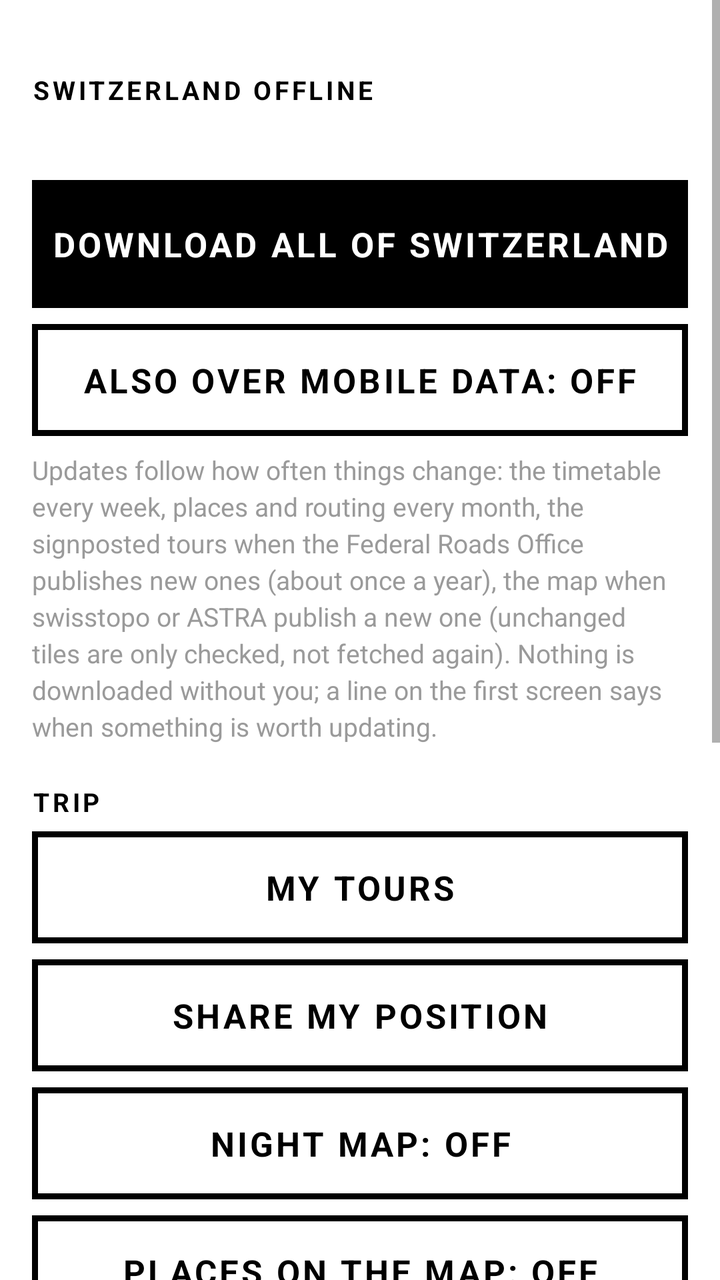
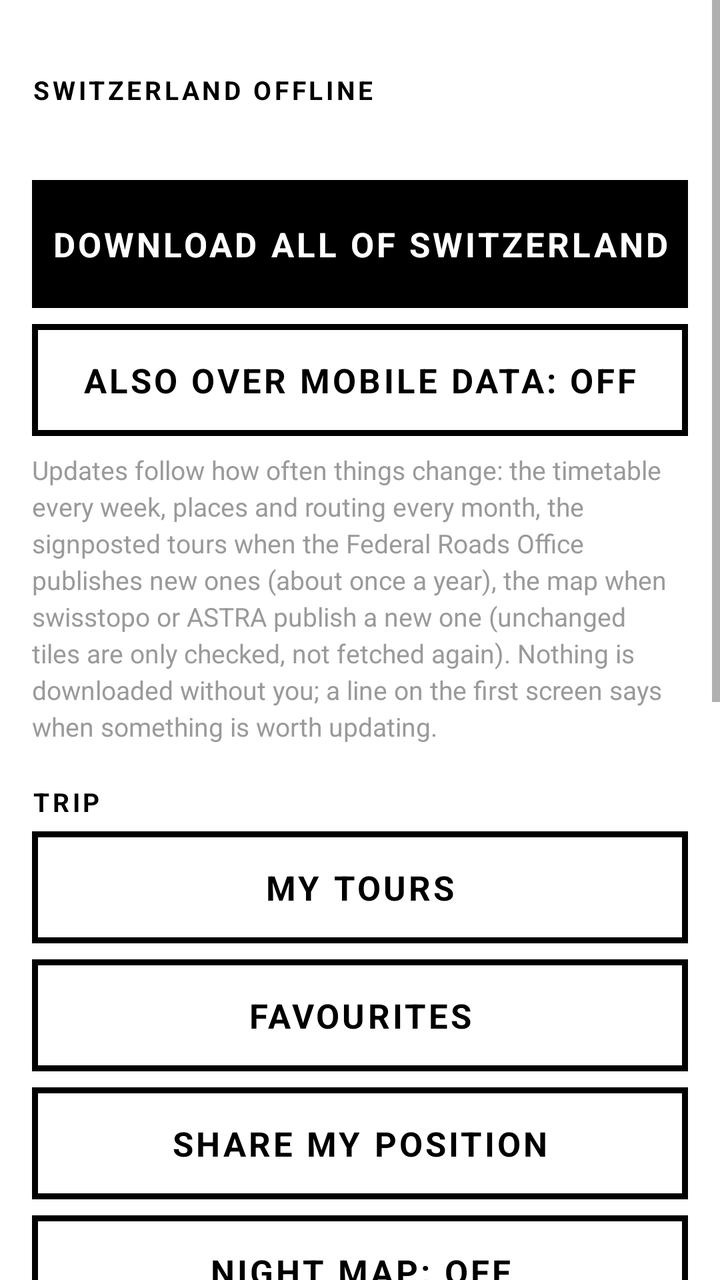

Before-and-after screenshots of an Android layout around one commit, followed by the original layout XML and the change that was made.
<!-- AndroidManifest.xml: application theme Theme.Sbh -->
<!-- res/layout/activity_menu.xml -->
<?xml version="1.0" encoding="utf-8"?>
<ScrollView xmlns:android="http://schemas.android.com/apk/res/android"
    android:layout_width="match_parent" android:layout_height="match_parent" android:background="@color/paper">
    <LinearLayout android:layout_width="match_parent" android:layout_height="wrap_content"
        android:orientation="vertical" android:padding="16dp">

        <TextView style="@style/MenuHead" android:layout_width="match_parent" android:layout_height="wrap_content" android:layout_marginTop="0dp" android:text="@string/off_head"/>
        <TextView android:id="@+id/offInfo" android:layout_width="match_parent" android:layout_height="wrap_content" android:textSize="15sp" android:lineSpacingExtra="4dp"/>
        <ProgressBar android:id="@+id/offBar" style="?android:attr/progressBarStyleHorizontal" android:layout_width="match_parent" android:layout_height="14dp"
            android:layout_marginTop="10dp" android:max="100" android:progressTint="@color/ink" android:progressBackgroundTint="@color/grey" android:visibility="gone"/>
        <TextView android:id="@+id/offState" android:layout_width="match_parent" android:layout_height="wrap_content" android:textSize="15sp" android:lineSpacingExtra="4dp" android:paddingTop="6dp" android:visibility="gone"/>
        <TextView android:id="@+id/btnOffMain" style="@style/Btn" android:layout_width="match_parent" android:layout_height="64dp" android:layout_marginTop="10dp" android:background="@drawable/btn_active" android:textColor="@drawable/btn_active_text" android:text="@string/off_download"/>
        <TextView android:id="@+id/btnOffDelete" style="@style/Btn" android:layout_width="match_parent" android:layout_height="56dp" android:layout_marginTop="8dp" android:text="@string/off_delete" android:visibility="gone"/>
        <TextView android:id="@+id/btnOffOld" style="@style/Btn" android:layout_width="match_parent" android:layout_height="56dp" android:layout_marginTop="8dp" android:visibility="gone"/>
        <TextView android:id="@+id/btnOffMobile" style="@style/Btn" android:layout_width="match_parent" android:layout_height="56dp" android:layout_marginTop="8dp" android:text="@string/off_mobile_off"/>
        <TextView android:id="@+id/offPolicy" android:layout_width="match_parent" android:layout_height="wrap_content" android:textSize="13sp" android:textColor="@color/grey" android:lineSpacingExtra="3dp" android:paddingTop="8dp" android:text="@string/off_policy"/>

        <TextView style="@style/MenuHead" android:layout_width="match_parent" android:layout_height="wrap_content" android:text="@string/menu_trip"/>
        <TextView android:id="@+id/btnTours" style="@style/Btn" android:layout_width="match_parent" android:layout_height="56dp" android:text="@string/tours_title"/>
        <TextView android:id="@+id/btnSharePos" style="@style/Btn" android:layout_width="match_parent" android:layout_height="56dp" android:layout_marginTop="8dp" android:text="@string/menu_share_position"/>
        <TextView android:id="@+id/btnNight" style="@style/Btn" android:layout_width="match_parent" android:layout_height="56dp" android:layout_marginTop="8dp" android:text="@string/menu_night_off"/>
        <TextView android:id="@+id/btnPlacesMap" style="@style/Btn" android:layout_width="match_parent" android:layout_height="56dp" android:layout_marginTop="8dp" android:text="@string/menu_places_map_off"/>

        <TextView style="@style/MenuHead" android:layout_width="match_parent" android:layout_height="wrap_content" android:text="@string/menu_trips"/>
        <TextView android:id="@+id/tripsInfo" android:layout_width="match_parent" android:layout_height="wrap_content" android:textSize="14sp" android:textColor="@color/grey" android:text="@string/menu_trips_empty"/>
        <LinearLayout android:id="@+id/tripsList" android:layout_width="match_parent" android:layout_height="wrap_content" android:orientation="vertical"/>

        <TextView style="@style/MenuHead" android:layout_width="match_parent" android:layout_height="wrap_content" android:text="@string/menu_people"/>
        <EditText android:id="@+id/dirKey" android:layout_width="match_parent" android:layout_height="56dp"
            android:hint="@string/directory_key_hint" android:textSize="18sp" android:inputType="textVisiblePassword"
            android:background="@drawable/btn" android:paddingStart="14dp" android:paddingEnd="14dp"
            android:textColor="@color/ink" android:textColorHint="@color/grey" android:singleLine="true"/>
        <TextView android:id="@+id/btnDirSave" style="@style/Btn" android:layout_width="match_parent" android:layout_height="56dp" android:layout_marginTop="8dp" android:text="@string/menu_save_key"/>
        <TextView android:id="@+id/btnDirOrder" style="@style/Btn" android:layout_width="match_parent" android:layout_height="56dp" android:layout_marginTop="8dp" android:text="@string/menu_order_key"/>
        <TextView android:layout_width="match_parent" android:layout_height="wrap_content" android:textSize="13sp" android:textColor="@color/grey" android:paddingTop="6dp" android:text="@string/directory_credit"/>

        <TextView style="@style/MenuHead" android:layout_width="match_parent" android:layout_height="wrap_content" android:text="@string/menu_about"/>
        <TextView android:id="@+id/about" android:layout_width="match_parent" android:layout_height="wrap_content" android:textSize="14sp" android:lineSpacingExtra="4dp"/>
    </LinearLayout>
</ScrollView>
<!-- resources referenced by this layout -->
<resources>
  <color name="grey">#9A9A9A</color>
  <color name="ink">#000000</color>
  <color name="paper">#FFFFFF</color>
  <!-- drawable btn_active (drawable) -->
  <?xml version="1.0" encoding="utf-8"?>
  <selector xmlns:android="http://schemas.android.com/apk/res/android">
      <item android:state_pressed="true">
          <shape><solid android:color="@color/paper"/><stroke android:width="3dp" android:color="@color/ink"/></shape>
      </item>
      <item>
          <shape><solid android:color="@color/ink"/><stroke android:width="3dp" android:color="@color/ink"/></shape>
      </item>
  </selector>
  <!-- drawable btn_active_text (drawable) -->
  <?xml version="1.0" encoding="utf-8"?>
  <selector xmlns:android="http://schemas.android.com/apk/res/android">
      <item android:state_pressed="true" android:color="@color/ink"/>
      <item android:color="@color/paper"/>
  </selector>
  <string name="directory_credit">Data: Swisscom Directories AG. A private key allows about a thousand requests a month; each search is kept for a month, no more than forty leave the phone a day.</string>
  <string name="directory_key_hint">search.ch key (private use)</string>
  <string name="menu_about">ABOUT</string>
  <string name="menu_night_off">NIGHT MAP: OFF</string>
  <string name="menu_order_key">ORDER A FREE KEY ON SEARCH.CH</string>
  <string name="menu_people">PEOPLE &amp; FIRMS (search.ch)</string>
  <string name="menu_places_map_off">PLACES ON THE MAP: OFF</string>
  <string name="menu_save_key">SAVE THE KEY</string>
  <string name="menu_share_position">SHARE MY POSITION</string>
  <string name="menu_trip">TRIP</string>
  <string name="menu_trips">TRIPS (navigation history)</string>
  <string name="menu_trips_empty">Every navigated trip is kept here, with its track. Tap one to see it, hold to remove it.</string>
  <string name="off_delete">DELETE THE OFFLINE DATA</string>
  <string name="off_download">DOWNLOAD ALL OF SWITZERLAND</string>
  <string name="off_head">SWITZERLAND OFFLINE</string>
  <string name="off_mobile_off">ALSO OVER MOBILE DATA: OFF</string>
  <string name="off_policy">Updates follow how often things change: the timetable every week, places and routing every month, the signposted tours when the Federal Roads Office publishes new ones (about once a year), the map when swisstopo or ASTRA publish a new one (unchanged tiles are only checked, not fetched again). Nothing is downloaded without you; a line on the first screen says when something is worth updating.</string>
  <string name="tours_title">MY TOURS</string>
  <style name="MenuHead">
          <item name="android:textSize">13sp</item>
          <item name="android:textStyle">bold</item>
          <item name="android:letterSpacing">0.12</item>
          <item name="android:paddingTop">20dp</item>
          <item name="android:paddingBottom">6dp</item>
      </style>
  <style name="Theme.Sbh" parent="Theme.AppCompat.Light.NoActionBar">
          <item name="android:statusBarColor">@color/ink</item>
          <item name="android:navigationBarColor">@color/ink</item>
          <item name="android:windowBackground">@color/paper</item>
          <item name="android:textColor">@color/ink</item>
          <item name="colorAccent">@color/ink</item>
          <item name="colorPrimary">@color/ink</item>
          <item name="android:fontFamily">sans-serif</item>
          <item name="android:windowLightStatusBar">false</item>
          <item name="android:windowLightNavigationBar">false</item>
      </style>
  <!-- drawable btn_text (drawable) -->
  <?xml version="1.0" encoding="utf-8"?>
  <selector xmlns:android="http://schemas.android.com/apk/res/android">
      <item android:state_pressed="true" android:color="@color/paper"/>
      <item android:state_enabled="false" android:color="@color/grey"/>
      <item android:color="@color/ink"/>
  </selector>
  <!-- unchanged entries left out for length: 2 -->
</resources>

<!-- the commit's change to res/layout/activity_menu.xml (unified diff, before → after) -->
@@ -17,6 +17,7 @@
 
         <TextView style="@style/MenuHead" android:layout_width="match_parent" android:layout_height="wrap_content" android:text="@string/menu_trip"/>
         <TextView android:id="@+id/btnTours" style="@style/Btn" android:layout_width="match_parent" android:layout_height="56dp" android:text="@string/tours_title"/>
+        <TextView android:id="@+id/btnFavs" style="@style/Btn" android:layout_width="match_parent" android:layout_height="56dp" android:layout_marginTop="8dp" android:text="@string/favourites"/>
         <TextView android:id="@+id/btnSharePos" style="@style/Btn" android:layout_width="match_parent" android:layout_height="56dp" android:layout_marginTop="8dp" android:text="@string/menu_share_position"/>
         <TextView android:id="@+id/btnNight" style="@style/Btn" android:layout_width="match_parent" android:layout_height="56dp" android:layout_marginTop="8dp" android:text="@string/menu_night_off"/>
         <TextView android:id="@+id/btnPlacesMap" style="@style/Btn" android:layout_width="match_parent" android:layout_height="56dp" android:layout_marginTop="8dp" android:text="@string/menu_places_map_off"/>
<!-- resource entries referenced after the edit -->
@@ -21,6 +21,7 @@
   </selector>
   <string name="directory_credit">Data: Swisscom Directories AG. A private key allows about a thousand requests a month; each search is kept for a month, no more than forty leave the phone a day.</string>
   <string name="directory_key_hint">search.ch key (private use)</string>
+  <string name="favourites">FAVOURITES</string>
   <string name="menu_about">ABOUT</string>
   <string name="menu_night_off">NIGHT MAP: OFF</string>
   <string name="menu_order_key">ORDER A FREE KEY ON SEARCH.CH</string>
